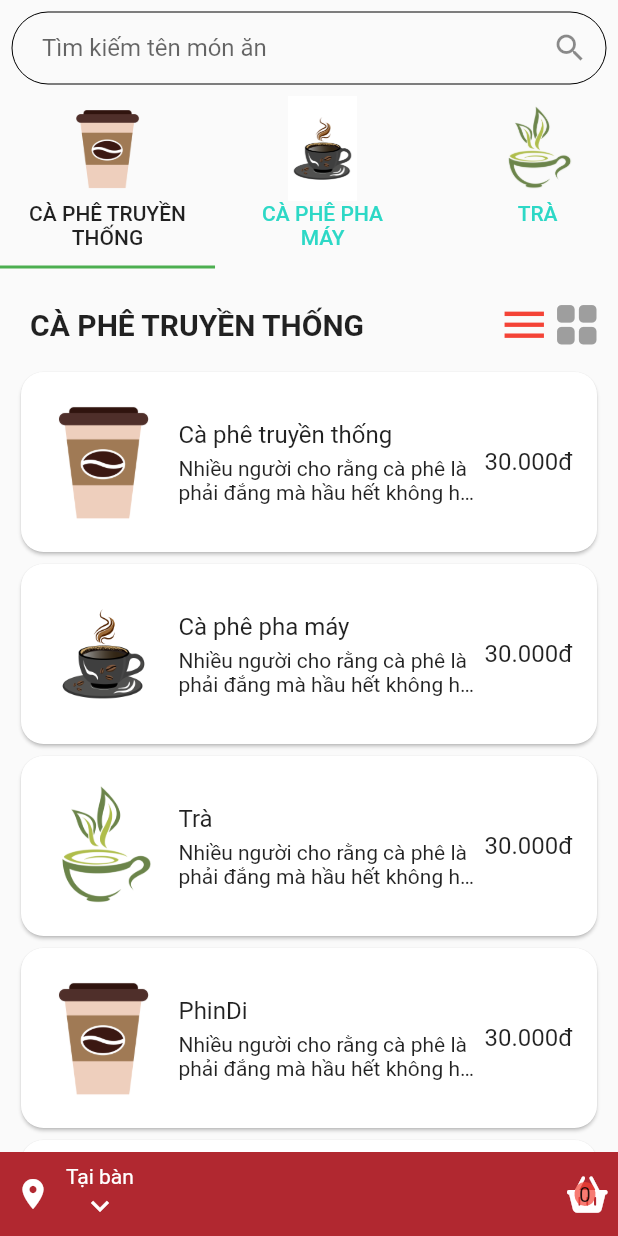
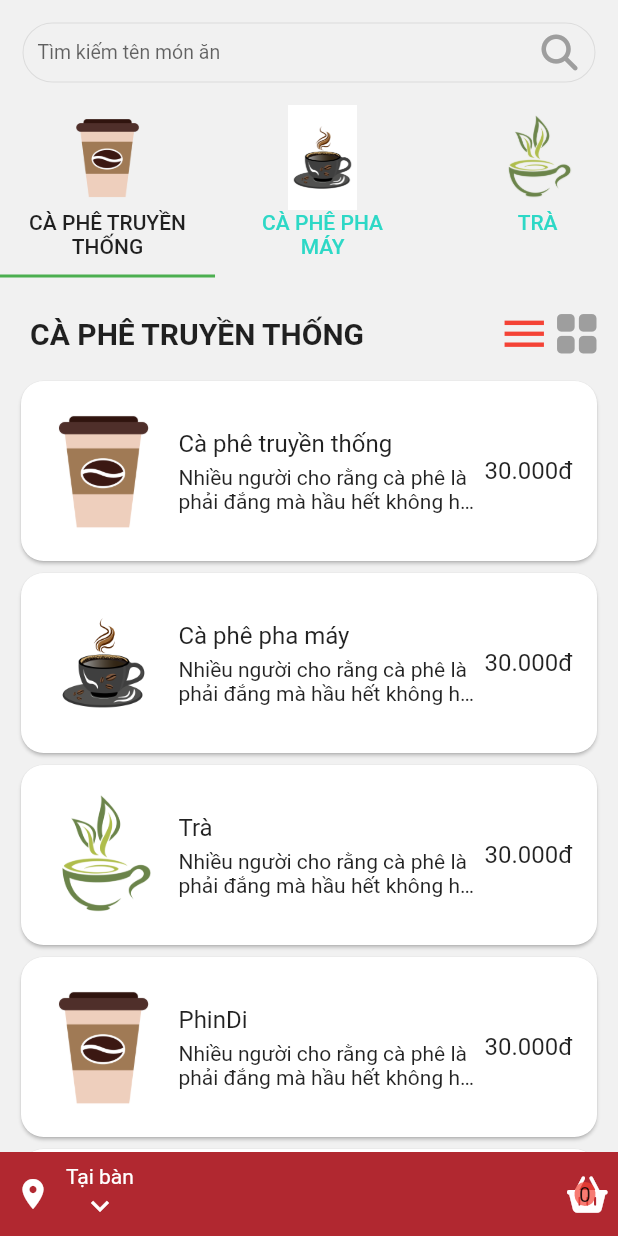
Before and after one commit to ngoctienUIT/Coffee, a Flutter app: the OrderPage screen opened directly, on a phone screen of 412 x 824 dp. Run offline on Flutter 3.47's test engine with Material 2 defaults, Android fonts, the phone set to English and light mode, and no system bars; our stand-ins replace dropdown_button2, font_awesome_flutter, image_cropper, image_picker, permission_handler.

Commit message:
update search widget
Cập nhật lại hình dạng của widget tim kiếm

```diff
--- a/lib/src/presentation/order/screen/order_page.dart
+++ b/lib/src/presentation/order/screen/order_page.dart
@@ -2,7 +2,11 @@ import 'package:coffee/src/data/data_app.dart';
 import 'package:coffee/src/presentation/home/widgets/description_line.dart';
 import 'package:coffee/src/presentation/order/widgets/bottom_sheet_order.dart';
 import 'package:flutter/material.dart';
+import 'package:font_awesome_flutter/font_awesome_flutter.dart';
 
+import '../../../controls/route_function.dart';
+import '../../search/screen/search_page.dart';
+import '../../signup/widgets/custom_text_input.dart';
 import '../widgets/grid_item_order.dart';
 import '../widgets/list_item_order.dart';
 
@@ -14,8 +18,15 @@ class OrderPage extends StatefulWidget {
 }
 
 class _OrderPageState extends State<OrderPage> with TickerProviderStateMixin {
+  TextEditingController searchFoodController = TextEditingController();
   late TabController _productController;
   bool check = true;
+
+  @override
+  void dispose() {
+    searchFoodController.dispose();
+    super.dispose();
+  }
 
   @override
   void initState() {
@@ -28,34 +39,32 @@ class _OrderPageState extends State<OrderPage> with TickerProviderStateMixin {
   @override
   Widget build(BuildContext context) {
     return Scaffold(
+      backgroundColor: const Color.fromRGBO(241, 241, 241, 1),
       body: SafeArea(
         child: Column(
           children: [
             Padding(
-              padding: const EdgeInsets.all(8.0),
-              child: TextField(
-                textInputAction: TextInputAction.search,
-                decoration: InputDecoration(
-                  contentPadding: const EdgeInsets.symmetric(horizontal: 20),
-                  enabledBorder: OutlineInputBorder(
-                    borderRadius: BorderRadius.circular(30),
-                    borderSide:
-                        const BorderSide(color: Colors.black, width: 0.0),
+              padding: const EdgeInsets.all(15),
+              child: SizedBox(
+                height: 40,
+                child: customTextInput(
+                  controller: searchFoodController,
+                  hint: "Tìm kiếm tên món ăn",
+                  radius: 90,
+                  contentPadding: const EdgeInsets.fromLTRB(10, 0, 10, 0),
+                  textInputAction: TextInputAction.search,
+                  textStyle: const TextStyle(fontSize: 13),
+                  backgroundColor: const Color.fromRGBO(241, 241, 241, 1),
+                  onPress: () {
+                    Navigator.of(context).push(createRoute(
+                      screen: const SearchPage(),
+                      begin: const Offset(1, 0),
+                    ));
+                  },
+                  suffixIcon: const Icon(
+                    FontAwesomeIcons.magnifyingGlass,
+                    color: Colors.grey,
                   ),
-                  border: OutlineInputBorder(
-                    borderRadius: BorderRadius.circular(30),
-                    borderSide: const BorderSide(color: Colors.black, width: 2),
-                  ),
-                  disabledBorder: OutlineInputBorder(
-                    borderRadius: BorderRadius.circular(30),
-                    borderSide: const BorderSide(color: Colors.black, width: 2),
-                  ),
-                  focusedBorder: OutlineInputBorder(
-                    borderRadius: BorderRadius.circular(30),
-                    borderSide: const BorderSide(color: Colors.black, width: 2),
-                  ),
-                  hintText: "Tìm kiếm tên món ăn",
-                  suffixIcon: const Icon(Icons.search),
                 ),
               ),
             ),
--- a/lib/src/presentation/signup/widgets/custom_text_input.dart
+++ b/lib/src/presentation/signup/widgets/custom_text_input.dart
@@ -11,16 +11,72 @@ Widget customTextInput({
   TextInputType? keyboardType,
   List<TextInputFormatter>? inputFormatters,
   TextCapitalization textCapitalization = TextCapitalization.none,
-  required List<TypeInput> typeInput,
+  List<TypeInput>? typeInput,
   String? title,
+  double? radius,
+  EdgeInsetsGeometry contentPadding =
+      const EdgeInsets.symmetric(horizontal: 10),
+  Widget? suffixIcon,
+  TextInputAction? textInputAction,
+  TextStyle? textStyle,
+  VoidCallback? onPress,
+  Color backgroundColor = Colors.white,
 }) {
   return TextFormField(
+    onTap: onPress,
+    readOnly: onPress == null ? false : true,
     controller: controller,
     enabled: checkEdit,
     keyboardType: keyboardType,
     inputFormatters: inputFormatters,
     textCapitalization: textCapitalization,
     validator: (value) {
+      if (typeInput != null) {
+        return showError(value, title, typeInput);
+      }
+      return null;
+    },
+    style: textStyle,
+    textInputAction: textInputAction,
+    decoration: InputDecoration(
+      contentPadding: contentPadding,
+      hintText: hint,
+      suffixIcon: suffixIcon,
+      border: OutlineInputBorder(
+        borderRadius: BorderRadius.all(Radius.circular(radius ?? 0)),
+        borderSide: const BorderSide(
+          color: Color.fromRGBO(220, 220, 220, 1),
+          width: 0.7,
+        ),
+      ),
+      filled: true,
+      fillColor: backgroundColor,
+      focusedBorder: OutlineInputBorder(
+        borderRadius: BorderRadius.all(Radius.circular(radius ?? 0)),
+        borderSide: const BorderSide(
+          color: Color.fromRGBO(220, 220, 220, 1),
+          width: 0.7,
+        ),
+      ),
+      disabledBorder: OutlineInputBorder(
+        borderRadius: BorderRadius.all(Radius.circular(radius ?? 0)),
+        borderSide: const BorderSide(
+          color: Color.fromRGBO(220, 220, 220, 1),
+          width: 0.7,
+        ),
+      ),
+      enabledBorder: OutlineInputBorder(
+        borderRadius: BorderRadius.all(Radius.circular(radius ?? 0)),
+        borderSide: const BorderSide(
+          color: Color.fromRGBO(220, 220, 220, 1),
+          width: 0.7,
+        ),
+      ),
+    ),
+  );
+}
+
+String? showError(String? value, String? title, List<TypeInput> typeInput) {
   String? error;
   for (TypeInput input in typeInput) {
     switch (input) {
@@ -50,40 +106,4 @@ Widget customTextInput({
     }
   }
   return error;
-    },
-    decoration: InputDecoration(
-      contentPadding: const EdgeInsets.symmetric(horizontal: 10),
-      hintText: hint,
-      border: const OutlineInputBorder(
-        borderRadius: BorderRadius.all(Radius.circular(0)),
-        borderSide: BorderSide(
-          color: Color.fromRGBO(220, 220, 220, 1),
-          width: 0.7,
-        ),
-      ),
-      filled: true,
-      fillColor: Colors.white,
-      focusedBorder: const OutlineInputBorder(
-        borderRadius: BorderRadius.all(Radius.circular(0)),
-        borderSide: BorderSide(
-          color: Color.fromRGBO(220, 220, 220, 1),
-          width: 0.7,
-        ),
-      ),
-      disabledBorder: const OutlineInputBorder(
-        borderRadius: BorderRadius.all(Radius.circular(0)),
-        borderSide: BorderSide(
-          color: Color.fromRGBO(220, 220, 220, 1),
-          width: 0.7,
-        ),
-      ),
-      enabledBorder: const OutlineInputBorder(
-        borderRadius: BorderRadius.all(Radius.circular(0)),
-        borderSide: BorderSide(
-          color: Color.fromRGBO(220, 220, 220, 1),
-          width: 0.7,
-        ),
-      ),
-    ),
-  );
 }
```
Also changed, not shown: lib/src/presentation/activity/screen/activate_page.dart (+7 -1 lines), lib/src/presentation/home/screen/home_page.dart (+9 -2 lines), lib/src/presentation/search/screen/search_page.dart (+79 -0 lines), lib/src/presentation/store/screen/store_page.dart (+34 -28 lines). Lines whose indentation alone changed are shown as unchanged.
